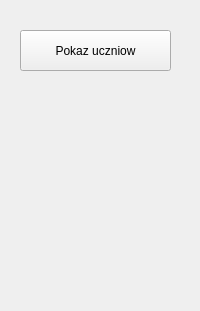
mwiton/Inzyneria_oprogramowania, file source/Application/mainwindow.ui: the form before one commit.
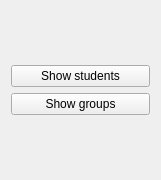
The form after the commit.

Commit message: Added Group window

What changed in the file:
```diff
--- a/source/Application/mainwindow.ui
+++ b/source/Application/mainwindow.ui
@@ -6,27 +6,34 @@
    <rect>
     <x>0</x>
     <y>0</y>
-    <width>200</width>
-    <height>311</height>
+    <width>161</width>
+    <height>180</height>
    </rect>
   </property>
   <property name="windowTitle">
    <string>MainWindow</string>
   </property>
   <widget class="QWidget" name="centralWidget">
+   <layout class="QVBoxLayout" name="verticalLayout_2">
+    <item>
+     <layout class="QVBoxLayout" name="verticalLayout">
+      <item>
    <widget class="QPushButton" name="pushButton">
-    <property name="geometry">
-     <rect>
-      <x>20</x>
-      <y>30</y>
-      <width>151</width>
-      <height>41</height>
-     </rect>
-    </property>
+        <property name="text">
+         <string>Show students</string>
+        </property>
+       </widget>
+      </item>
+      <item>
+       <widget class="QPushButton" name="pushButton_2">
     <property name="text">
-     <string>Pokaz uczniow</string>
-    </property>
-   </widget>
+         <string>Show groups</string>
+        </property>
+       </widget>
+      </item>
+     </layout>
+    </item>
+   </layout>
   </widget>
  </widget>
  <layoutdefault spacing="6" margin="11"/>
```
Lines whose indentation alone changed are shown as unchanged. The commit also changes 9 other files.
